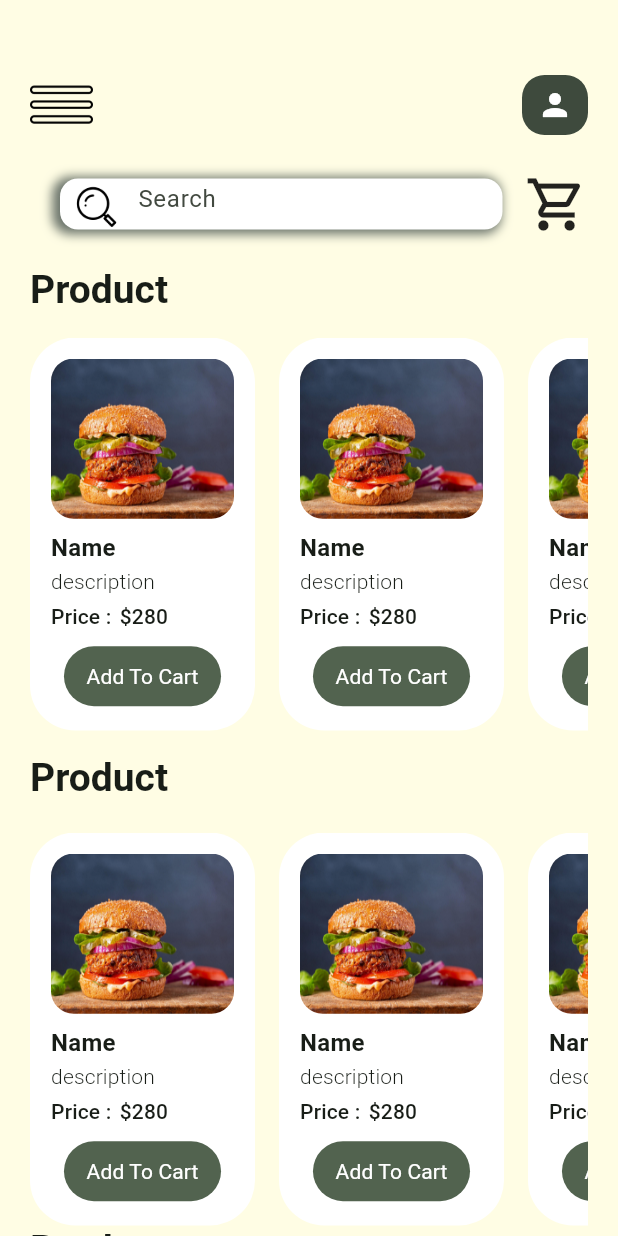
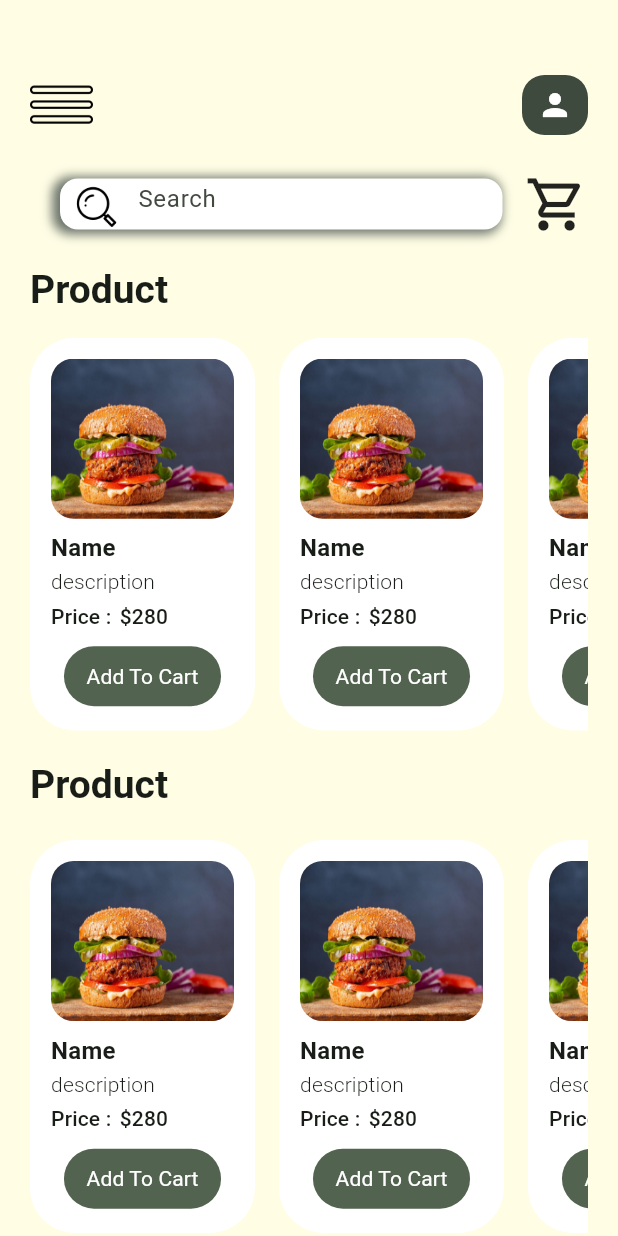
Before and after one commit to SOMBIT4/Tiral_Merchandise-Galaxy-FLUTTER-PROJECT, a Flutter app: the screen it shows after launch, on a phone screen of 412 x 824 dp. Run offline on Flutter 3.47's test engine with Material 3 defaults, Android fonts, the phone set to English and light mode, and no system bars.

```diff
--- a/lib/pages/home.dart
+++ b/lib/pages/home.dart
@@ -102,64 +102,6 @@ class _HomePageState extends State<HomePage> {
                 const SizedBox(
                   height: 20,
                 ),
-
-                // SizedBox(
-                //   height: 200,
-                //   child: ListView(
-                //     children: [
-                //       Padding(
-                //         padding: EdgeInsets.all(5),
-                //         child: Container(
-                //           height: 200,
-                //           color: Colors.blue,
-                //         ),
-                //       ),
-                //     ],
-                //   ),
-                // ),
-                // SizedBox(
-                //   height: 200,
-                //   child: ListView(
-                //     children: [
-                //       Padding(
-                //         padding: EdgeInsets.all(5),
-                //         child: Container(
-                //           height: 200,
-                //           color: Colors.blue,
-                //         ),
-                //       ),
-                //     ],
-                //   ),
-                // ),
-                // SizedBox(
-                //   height: 200,
-                //   child: ListView(
-                //     children: [
-                //       Padding(
-                //         padding: EdgeInsets.all(5),
-                //         child: Container(
-                //           height: 200,
-                //           color: Colors.blue,
-                //         ),
-                //       ),
-                //     ],
-                //   ),
-                // ),
-                // SizedBox(
-                //   height: 200,
-                //   child: ListView(
-                //     children: [
-                //       Padding(
-                //         padding: EdgeInsets.all(5),
-                //         child: Container(
-                //           height: 200,
-                //           color: Colors.blue,
-                //         ),
-                //       ),
-                //     ],
-                //   ),
-                // ),
-
                 Text(
                   'Product',
                   style: Theme.of(context).textTheme.titleLarge!.copyWith(
@@ -185,7 +127,7 @@ class _HomePageState extends State<HomePage> {
                   ),
                 ),
                 const SizedBox(
-                  height: 15,
+                  height: 20,
                 ),
                 Text(
                   'Product',
@@ -211,6 +153,9 @@ class _HomePageState extends State<HomePage> {
                     },
                   ),
                 ),
+                const SizedBox(
+                  height: 20,
+                ),
                 Text(
                   'Product',
                   style: Theme.of(context).textTheme.titleLarge!.copyWith(
@@ -235,6 +180,9 @@ class _HomePageState extends State<HomePage> {
                     },
                   ),
                 ),
+                const SizedBox(
+                  height: 40,
+                ),
               ],
             ),
           ),
```
